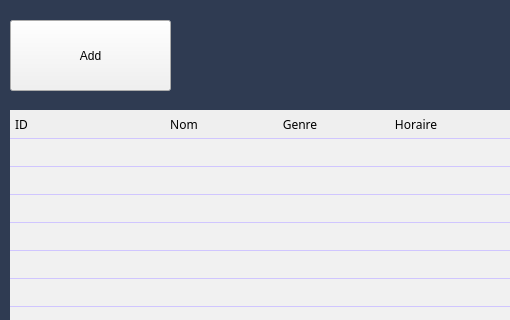
The window that emission.ui (HyperDarkmoon/TVEmpire) describes before a commit, drawn with Qt 5; both pictures show x 0 to 510 and y 0 to 320 of the 972 by 560 pixel window.
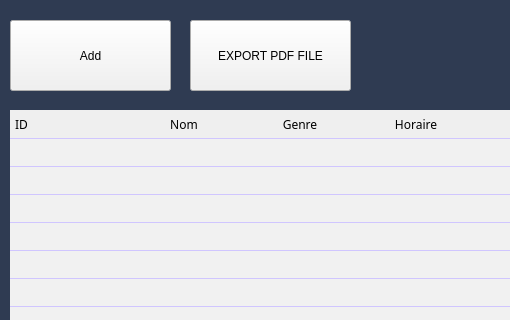
The same window after the commit. Icons and pictures are not drawn.

Commit message: add pdf export to emmision

```diff
--- a/emission.ui
+++ b/emission.ui
@@ -816,6 +816,477 @@
      </size>
     </property>
    </widget>
+   <widget class="QPushButton" name="pdfButton">
+    <property name="geometry">
+     <rect>
+      <x>190</x>
+      <y>20</y>
+      <width>161</width>
+      <height>71</height>
+     </rect>
+    </property>
+    <property name="palette">
+     <palette>
+      <active>
+       <colorrole role="WindowText">
+        <brush brushstyle="SolidPattern">
+         <color alpha="255">
+          <red>0</red>
+          <green>0</green>
+          <blue>0</blue>
+         </color>
+        </brush>
+       </colorrole>
+       <colorrole role="Button">
+        <brush brushstyle="SolidPattern">
+         <color alpha="255">
+          <red>241</red>
+          <green>241</green>
+          <blue>241</blue>
+         </color>
+        </brush>
+       </colorrole>
+       <colorrole role="Light">
+        <brush brushstyle="SolidPattern">
+         <color alpha="255">
+          <red>255</red>
+          <green>255</green>
+          <blue>255</blue>
+         </color>
+        </brush>
+       </colorrole>
+       <colorrole role="Midlight">
+        <brush brushstyle="SolidPattern">
+         <color alpha="255">
+          <red>255</red>
+          <green>255</green>
+          <blue>255</blue>
+         </color>
+        </brush>
+       </colorrole>
+       <colorrole role="Dark">
+        <brush brushstyle="SolidPattern">
+         <color alpha="255">
+          <red>127</red>
+          <green>127</green>
+          <blue>127</blue>
+         </color>
+        </brush>
+       </colorrole>
+       <colorrole role="Mid">
+        <brush brushstyle="SolidPattern">
+         <color alpha="255">
+          <red>170</red>
+          <green>170</green>
+          <blue>170</blue>
+         </color>
+        </brush>
+       </colorrole>
+       <colorrole role="Text">
+        <brush brushstyle="SolidPattern">
+         <color alpha="255">
+          <red>0</red>
+          <green>0</green>
+          <blue>0</blue>
+         </color>
+        </brush>
+       </colorrole>
+       <colorrole role="BrightText">
+        <brush brushstyle="SolidPattern">
+         <color alpha="255">
+          <red>255</red>
+          <green>255</green>
+          <blue>255</blue>
+         </color>
+        </brush>
+       </colorrole>
+       <colorrole role="ButtonText">
+        <brush brushstyle="SolidPattern">
+         <color alpha="255">
+          <red>0</red>
+          <green>0</green>
+          <blue>0</blue>
+         </color>
+        </brush>
+       </colorrole>
+       <colorrole role="Base">
+        <brush brushstyle="SolidPattern">
+         <color alpha="255">
+          <red>241</red>
+          <green>241</green>
+          <blue>241</blue>
+         </color>
+        </brush>
+       </colorrole>
+       <colorrole role="Window">
+        <brush brushstyle="SolidPattern">
+         <color alpha="255">
+          <red>241</red>
+          <green>241</green>
+          <blue>241</blue>
+         </color>
+        </brush>
+       </colorrole>
+       <colorrole role="Shadow">
+        <brush brushstyle="SolidPattern">
+         <color alpha="255">
+          <red>0</red>
+          <green>0</green>
+          <blue>0</blue>
+         </color>
+        </brush>
+       </colorrole>
+       <colorrole role="AlternateBase">
+        <brush brushstyle="SolidPattern">
+         <color alpha="255">
+          <red>255</red>
+          <green>255</green>
+          <blue>255</blue>
+         </color>
+        </brush>
+       </colorrole>
+       <colorrole role="ToolTipBase">
+        <brush brushstyle="SolidPattern">
+         <color alpha="255">
+          <red>255</red>
+          <green>255</green>
+          <blue>220</blue>
+         </color>
+        </brush>
+       </colorrole>
+       <colorrole role="ToolTipText">
+        <brush brushstyle="SolidPattern">
+         <color alpha="255">
+          <red>0</red>
+          <green>0</green>
+          <blue>0</blue>
+         </color>
+        </brush>
+       </colorrole>
+       <colorrole role="PlaceholderText">
+        <brush brushstyle="SolidPattern">
+         <color alpha="128">
+          <red>0</red>
+          <green>0</green>
+          <blue>0</blue>
+         </color>
+        </brush>
+       </colorrole>
+      </active>
+      <inactive>
+       <colorrole role="WindowText">
+        <brush brushstyle="SolidPattern">
+         <color alpha="255">
+          <red>0</red>
+          <green>0</green>
+          <blue>0</blue>
+         </color>
+        </brush>
+       </colorrole>
+       <colorrole role="Button">
+        <brush brushstyle="SolidPattern">
+         <color alpha="255">
+          <red>241</red>
+          <green>241</green>
+          <blue>241</blue>
+         </color>
+        </brush>
+       </colorrole>
+       <colorrole role="Light">
+        <brush brushstyle="SolidPattern">
+         <color alpha="255">
+          <red>255</red>
+          <green>255</green>
+          <blue>255</blue>
+         </color>
+        </brush>
+       </colorrole>
+       <colorrole role="Midlight">
+        <brush brushstyle="SolidPattern">
+         <color alpha="255">
+          <red>255</red>
+          <green>255</green>
+          <blue>255</blue>
+         </color>
+        </brush>
+       </colorrole>
+       <colorrole role="Dark">
+        <brush brushstyle="SolidPattern">
+         <color alpha="255">
+          <red>127</red>
+          <green>127</green>
+          <blue>127</blue>
+         </color>
+        </brush>
+       </colorrole>
+       <colorrole role="Mid">
+        <brush brushstyle="SolidPattern">
+         <color alpha="255">
+          <red>170</red>
+          <green>170</green>
+          <blue>170</blue>
+         </color>
+        </brush>
+       </colorrole>
+       <colorrole role="Text">
+        <brush brushstyle="SolidPattern">
+         <color alpha="255">
+          <red>0</red>
+          <green>0</green>
+          <blue>0</blue>
+         </color>
+        </brush>
+       </colorrole>
+       <colorrole role="BrightText">
+        <brush brushstyle="SolidPattern">
+         <color alpha="255">
+          <red>255</red>
+          <green>255</green>
+          <blue>255</blue>
+         </color>
+        </brush>
+       </colorrole>
+       <colorrole role="ButtonText">
+        <brush brushstyle="SolidPattern">
+         <color alpha="255">
+          <red>0</red>
+          <green>0</green>
+          <blue>0</blue>
+         </color>
+        </brush>
+       </colorrole>
+       <colorrole role="Base">
+        <brush brushstyle="SolidPattern">
+         <color alpha="255">
+          <red>241</red>
+          <green>241</green>
+          <blue>241</blue>
+         </color>
+        </brush>
+       </colorrole>
+       <colorrole role="Window">
+        <brush brushstyle="SolidPattern">
+         <color alpha="255">
+          <red>241</red>
+          <green>241</green>
+          <blue>241</blue>
+         </color>
+        </brush>
+       </colorrole>
+       <colorrole role="Shadow">
+        <brush brushstyle="SolidPattern">
+         <color alpha="255">
+          <red>0</red>
+          <green>0</green>
+          <blue>0</blue>
+         </color>
+        </brush>
+       </colorrole>
+       <colorrole role="AlternateBase">
+        <brush brushstyle="SolidPattern">
+         <color alpha="255">
+          <red>255</red>
+          <green>255</green>
+          <blue>255</blue>
+         </color>
+        </brush>
+       </colorrole>
+       <colorrole role="ToolTipBase">
+        <brush brushstyle="SolidPattern">
+         <color alpha="255">
+          <red>255</red>
+          <green>255</green>
+          <blue>220</blue>
+         </color>
+        </brush>
+       </colorrole>
+       <colorrole role="ToolTipText">
+        <brush brushstyle="SolidPattern">
+         <color alpha="255">
+          <red>0</red>
+          <green>0</green>
+          <blue>0</blue>
+         </color>
+        </brush>
+       </colorrole>
+       <colorrole role="PlaceholderText">
+        <brush brushstyle="SolidPattern">
+         <color alpha="128">
+          <red>0</red>
+          <green>0</green>
+          <blue>0</blue>
+         </color>
+        </brush>
+       </colorrole>
+      </inactive>
+      <disabled>
+       <colorrole role="WindowText">
+        <brush brushstyle="SolidPattern">
+         <color alpha="255">
+          <red>127</red>
+          <green>127</green>
+          <blue>127</blue>
+         </color>
+        </brush>
+       </colorrole>
+       <colorrole role="Button">
+        <brush brushstyle="SolidPattern">
+         <color alpha="255">
+          <red>241</red>
+          <green>241</green>
+          <blue>241</blue>
+         </color>
+        </brush>
+       </colorrole>
+       <colorrole role="Light">
+        <brush brushstyle="SolidPattern">
+         <color alpha="255">
+          <red>255</red>
+          <green>255</green>
+          <blue>255</blue>
+         </color>
+        </brush>
+       </colorrole>
+       <colorrole role="Midlight">
+        <brush brushstyle="SolidPattern">
+         <color alpha="255">
+          <red>255</red>
+          <green>255</green>
+          <blue>255</blue>
+         </color>
+        </brush>
+       </colorrole>
+       <colorrole role="Dark">
+        <brush brushstyle="SolidPattern">
+         <color alpha="255">
+          <red>127</red>
+          <green>127</green>
+          <blue>127</blue>
+         </color>
+        </brush>
+       </colorrole>
+       <colorrole role="Mid">
+        <brush brushstyle="SolidPattern">
+         <color alpha="255">
+          <red>170</red>
+          <green>170</green>
+          <blue>170</blue>
+         </color>
+        </brush>
+       </colorrole>
+       <colorrole role="Text">
+        <brush brushstyle="SolidPattern">
+         <color alpha="255">
+          <red>127</red>
+          <green>127</green>
+          <blue>127</blue>
+         </color>
+        </brush>
+       </colorrole>
+       <colorrole role="BrightText">
+        <brush brushstyle="SolidPattern">
+         <color alpha="255">
+          <red>255</red>
+          <green>255</green>
+          <blue>255</blue>
+         </color>
+        </brush>
+       </colorrole>
+       <colorrole role="ButtonText">
+        <brush brushstyle="SolidPattern">
+         <color alpha="255">
+          <red>127</red>
+          <green>127</green>
+          <blue>127</blue>
+         </color>
+        </brush>
+       </colorrole>
+       <colorrole role="Base">
+        <brush brushstyle="SolidPattern">
+         <color alpha="255">
+          <red>241</red>
+          <green>241</green>
+          <blue>241</blue>
+         </color>
+        </brush>
+       </colorrole>
+       <colorrole role="Window">
+        <brush brushstyle="SolidPattern">
+         <color alpha="255">
+          <red>241</red>
+          <green>241</green>
+          <blue>241</blue>
+         </color>
+        </brush>
+       </colorrole>
+       <colorrole role="Shadow">
+        <brush brushstyle="SolidPattern">
+         <color alpha="255">
+          <red>0</red>
+          <green>0</green>
+          <blue>0</blue>
+         </color>
+        </brush>
+       </colorrole>
+       <colorrole role="AlternateBase">
+        <brush brushstyle="SolidPattern">
+         <color alpha="255">
+          <red>255</red>
+          <green>255</green>
+          <blue>255</blue>
+         </color>
+        </brush>
+       </colorrole>
+       <colorrole role="ToolTipBase">
+        <brush brushstyle="SolidPattern">
+         <color alpha="255">
+          <red>255</red>
+          <green>255</green>
+          <blue>220</blue>
+         </color>
+        </brush>
+       </colorrole>
+       <colorrole role="ToolTipText">
+        <brush brushstyle="SolidPattern">
+         <color alpha="255">
+          <red>0</red>
+          <green>0</green>
+          <blue>0</blue>
+         </color>
+        </brush>
+       </colorrole>
+       <colorrole role="PlaceholderText">
+        <brush brushstyle="SolidPattern">
+         <color alpha="128">
+          <red>0</red>
+          <green>0</green>
+          <blue>0</blue>
+         </color>
+        </brush>
+       </colorrole>
+      </disabled>
+     </palette>
+    </property>
+    <property name="autoFillBackground">
+     <bool>false</bool>
+    </property>
+    <property name="styleSheet">
+     <string notr="true">background : #F1F1F1;</string>
+    </property>
+    <property name="text">
+     <string>EXPORT PDF FILE</string>
+    </property>
+    <property name="icon">
+     <iconset>
+      <normaloff>../../../Desktop/#017_Students information system/icons/add.svg</normaloff>../../../Desktop/#017_Students information system/icons/add.svg</iconset>
+    </property>
+    <property name="iconSize">
+     <size>
+      <width>20</width>
+      <height>20</height>
+     </size>
+    </property>
+   </widget>
   </widget>
  </widget>
  <resources/>
```
The commit also changes 6 other files.
